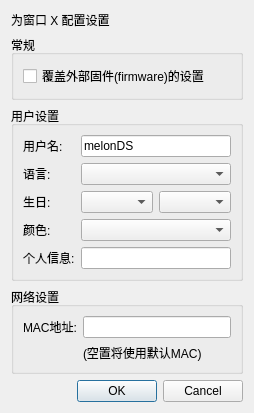
Before: the Qt Designer form src/frontend/qt_sdl/FirmwareSettingsDialog.ui in Wokann/melonDS_CHN, drawn with Qt 5.
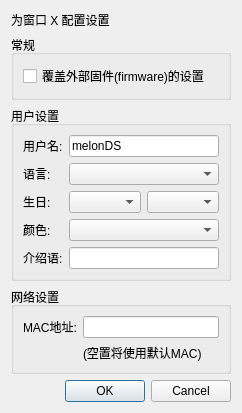
After: the same form once the commit is applied.

Diff of the .ui file:
```diff
--- a/src/frontend/qt_sdl/FirmwareSettingsDialog.ui
+++ b/src/frontend/qt_sdl/FirmwareSettingsDialog.ui
@@ -93,7 +93,7 @@
       <item row="4" column="0">
        <widget class="QLabel" name="label_3">
         <property name="text">
-         <string>个人信息:</string>
+         <string>介绍语:</string>
         </property>
        </widget>
       </item>
```
